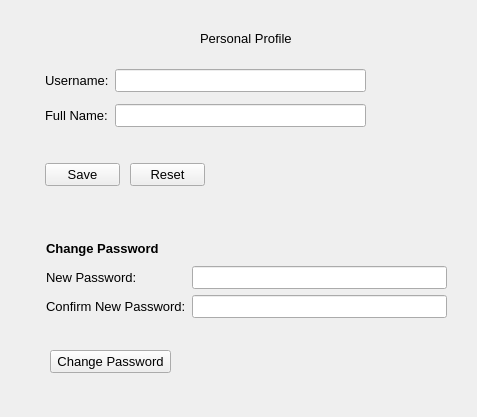
thenewcoder/school-administration-system, file personalprofileform.ui: the form before one commit.
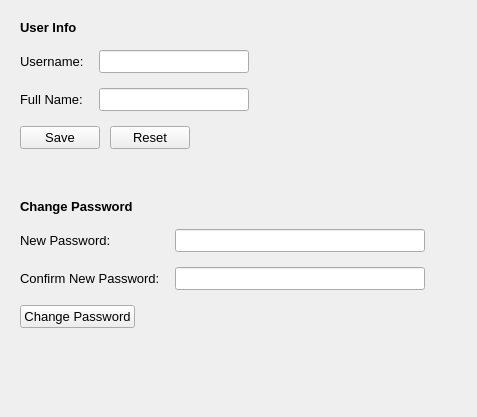
The form after the commit.

Commit message: Added layout constraints

```diff
--- a/personalprofileform.ui
+++ b/personalprofileform.ui
@@ -18,55 +18,41 @@
   <property name="windowTitle">
    <string/>
   </property>
-  <widget class="QLabel" name="label">
-   <property name="geometry">
-    <rect>
-     <x>200</x>
-     <y>30</y>
-     <width>131</width>
-     <height>16</height>
-    </rect>
+  <layout class="QFormLayout" name="formLayout">
+   <property name="sizeConstraint">
+    <enum>QLayout::SetDefaultConstraint</enum>
    </property>
-   <property name="text">
-    <string>Personal Profile</string>
+   <property name="horizontalSpacing">
+    <number>10</number>
    </property>
-  </widget>
-  <widget class="QPushButton" name="btnSave">
-   <property name="geometry">
-    <rect>
-     <x>45</x>
-     <y>163</y>
-     <width>75</width>
-     <height>23</height>
-    </rect>
+   <property name="verticalSpacing">
+    <number>10</number>
    </property>
-   <property name="text">
-    <string>Save</string>
+   <property name="leftMargin">
+    <number>20</number>
    </property>
-  </widget>
-  <widget class="QPushButton" name="btnChangePassword">
-   <property name="geometry">
-    <rect>
-     <x>50</x>
-     <y>350</y>
-     <width>121</width>
-     <height>23</height>
-    </rect>
+   <property name="topMargin">
+    <number>20</number>
    </property>
-   <property name="text">
-    <string>Change Password</string>
+   <property name="rightMargin">
+    <number>20</number>
    </property>
-  </widget>
-  <widget class="QWidget" name="layoutWidget">
-   <property name="geometry">
-    <rect>
-     <x>45</x>
-     <y>63</y>
-     <width>321</width>
-     <height>71</height>
-    </rect>
+   <property name="bottomMargin">
+    <number>20</number>
    </property>
+   <item row="0" column="0">
+    <layout class="QGridLayout" name="gridLayout_3">
+     <property name="horizontalSpacing">
+      <number>10</number>
+     </property>
+     <property name="verticalSpacing">
+      <number>15</number>
+     </property>
+     <item row="1" column="0" colspan="3">
    <layout class="QGridLayout" name="gridLayout_2">
+       <property name="spacing">
+        <number>15</number>
+       </property>
     <item row="0" column="0">
      <widget class="QLabel" name="label_2">
       <property name="text">
@@ -75,7 +61,14 @@
      </widget>
     </item>
     <item row="0" column="1">
-     <widget class="QLineEdit" name="leUsername"/>
+        <widget class="QLineEdit" name="leUsername">
+         <property name="minimumSize">
+          <size>
+           <width>150</width>
+           <height>0</height>
+          </size>
+         </property>
+        </widget>
     </item>
     <item row="1" column="0">
      <widget class="QLabel" name="label_6">
@@ -85,22 +78,91 @@
      </widget>
     </item>
     <item row="1" column="1">
-     <widget class="QLineEdit" name="leFullName"/>
-    </item>
-   </layout>
-  </widget>
+        <widget class="QLineEdit" name="leFullName">
+         <property name="minimumSize">
+          <size>
+           <width>150</width>
+           <height>0</height>
+          </size>
+         </property>
+        </widget>
+       </item>
+      </layout>
+     </item>
+     <item row="2" column="0">
+      <widget class="QPushButton" name="btnSave">
+       <property name="text">
+        <string>Save</string>
+       </property>
+      </widget>
+     </item>
+     <item row="2" column="1">
+      <widget class="QPushButton" name="btnResetPersonal">
+       <property name="text">
+        <string>Reset</string>
+       </property>
+      </widget>
+     </item>
+     <item row="2" column="2">
+      <spacer name="horizontalSpacer">
+       <property name="orientation">
+        <enum>Qt::Horizontal</enum>
+       </property>
+       <property name="sizeHint" stdset="0">
+        <size>
+         <width>40</width>
+         <height>20</height>
+        </size>
+       </property>
+      </spacer>
+     </item>
+     <item row="0" column="0" colspan="2">
+      <widget class="QLabel" name="label">
+       <property name="font">
+        <font>
+         <pointsize>10</pointsize>
+         <bold>true</bold>
+        </font>
+       </property>
+       <property name="text">
+        <string>User Info</string>
+       </property>
+      </widget>
+     </item>
+    </layout>
+   </item>
+   <item row="1" column="0">
+    <spacer name="verticalSpacer">
+     <property name="orientation">
+      <enum>Qt::Vertical</enum>
+     </property>
+     <property name="sizeType">
+      <enum>QSizePolicy::Preferred</enum>
+     </property>
+     <property name="sizeHint" stdset="0">
+      <size>
+       <width>20</width>
+       <height>30</height>
+      </size>
+     </property>
+    </spacer>
+   </item>
+   <item row="2" column="0">
+    <layout class="QGridLayout" name="gridLayout_4">
+     <property name="sizeConstraint">
+      <enum>QLayout::SetDefaultConstraint</enum>
+     </property>
+     <property name="horizontalSpacing">
+      <number>10</number>
+     </property>
+     <property name="verticalSpacing">
+      <number>15</number>
+     </property>
+     <item row="0" column="0" alignment="Qt::AlignBottom">
   <widget class="QLabel" name="label_3">
-   <property name="geometry">
-    <rect>
-     <x>46</x>
-     <y>240</y>
-     <width>131</width>
-     <height>16</height>
-    </rect>
-   </property>
    <property name="font">
     <font>
-     <weight>75</weight>
+         <pointsize>10</pointsize>
      <bold>true</bold>
     </font>
    </property>
@@ -108,33 +170,12 @@
     <string>Change Password</string>
    </property>
   </widget>
-  <widget class="QWidget" name="layoutWidget">
-   <property name="geometry">
-    <rect>
-     <x>46</x>
-     <y>266</y>
-     <width>401</width>
-     <height>52</height>
-    </rect>
-   </property>
+     </item>
+     <item row="1" column="0" colspan="2">
    <layout class="QGridLayout" name="gridLayout">
-    <item row="0" column="0">
-     <widget class="QLabel" name="label_4">
-      <property name="text">
-       <string>New Password:</string>
-      </property>
-     </widget>
-    </item>
-    <item row="0" column="1">
-     <widget class="QLineEdit" name="leNewPassword">
-      <property name="echoMode">
-       <enum>QLineEdit::Password</enum>
-      </property>
-      <property name="clearButtonEnabled">
-       <bool>true</bool>
-      </property>
-     </widget>
-    </item>
+       <property name="spacing">
+        <number>15</number>
+       </property>
     <item row="1" column="0">
      <widget class="QLabel" name="label_5">
       <property name="text">
@@ -144,6 +185,18 @@
     </item>
     <item row="1" column="1">
      <widget class="QLineEdit" name="leConfirmNewPassword">
+         <property name="minimumSize">
+          <size>
+           <width>250</width>
+           <height>0</height>
+          </size>
+         </property>
+         <property name="maximumSize">
+          <size>
+           <width>300</width>
+           <height>16777215</height>
+          </size>
+         </property>
       <property name="echoMode">
        <enum>QLineEdit::Password</enum>
       </property>
@@ -152,21 +205,66 @@
       </property>
      </widget>
     </item>
-   </layout>
-  </widget>
-  <widget class="QPushButton" name="btnResetPersonal">
-   <property name="geometry">
-    <rect>
-     <x>130</x>
-     <y>163</y>
-     <width>75</width>
-     <height>23</height>
-    </rect>
-   </property>
+       <item row="0" column="0">
+        <widget class="QLabel" name="label_4">
+         <property name="text">
+          <string>New Password:</string>
+         </property>
+        </widget>
+       </item>
+       <item row="0" column="1">
+        <widget class="QLineEdit" name="leNewPassword">
+         <property name="sizePolicy">
+          <sizepolicy hsizetype="Preferred" vsizetype="Fixed">
+           <horstretch>0</horstretch>
+           <verstretch>0</verstretch>
+          </sizepolicy>
+         </property>
+         <property name="minimumSize">
+          <size>
+           <width>250</width>
+           <height>0</height>
+          </size>
+         </property>
+         <property name="maximumSize">
+          <size>
+           <width>300</width>
+           <height>16777215</height>
+          </size>
+         </property>
+         <property name="echoMode">
+          <enum>QLineEdit::Password</enum>
+         </property>
+         <property name="clearButtonEnabled">
+          <bool>true</bool>
+         </property>
+        </widget>
+       </item>
+      </layout>
+     </item>
+     <item row="2" column="0">
+      <widget class="QPushButton" name="btnChangePassword">
    <property name="text">
-    <string>Reset</string>
-   </property>
-  </widget>
+        <string>Change Password</string>
+       </property>
+      </widget>
+     </item>
+     <item row="2" column="1">
+      <spacer name="horizontalSpacer_2">
+       <property name="orientation">
+        <enum>Qt::Horizontal</enum>
+       </property>
+       <property name="sizeHint" stdset="0">
+        <size>
+         <width>40</width>
+         <height>20</height>
+        </size>
+       </property>
+      </spacer>
+     </item>
+    </layout>
+   </item>
+  </layout>
  </widget>
  <tabstops>
   <tabstop>leUsername</tabstop>
```
Lines whose indentation alone changed are shown as unchanged. The commit also changes 8 other files.
